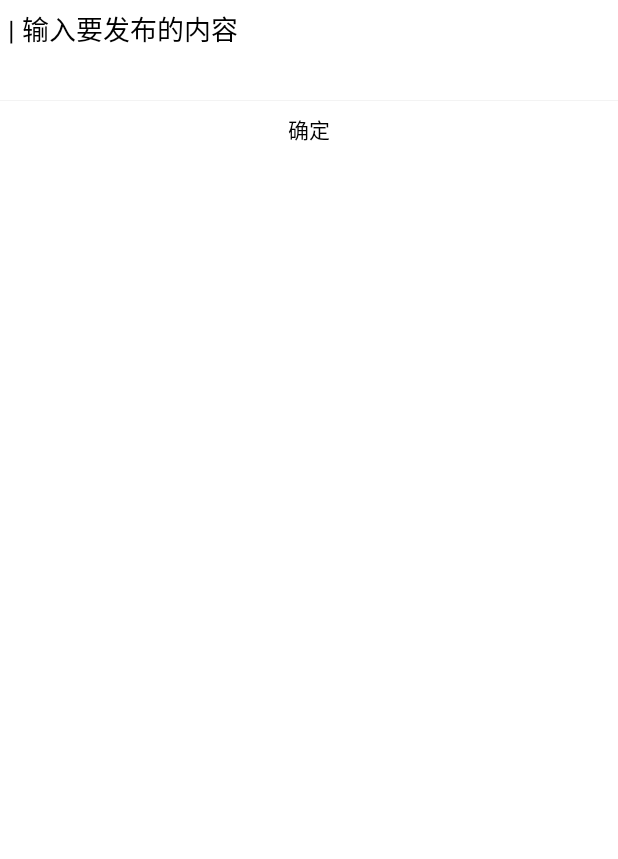
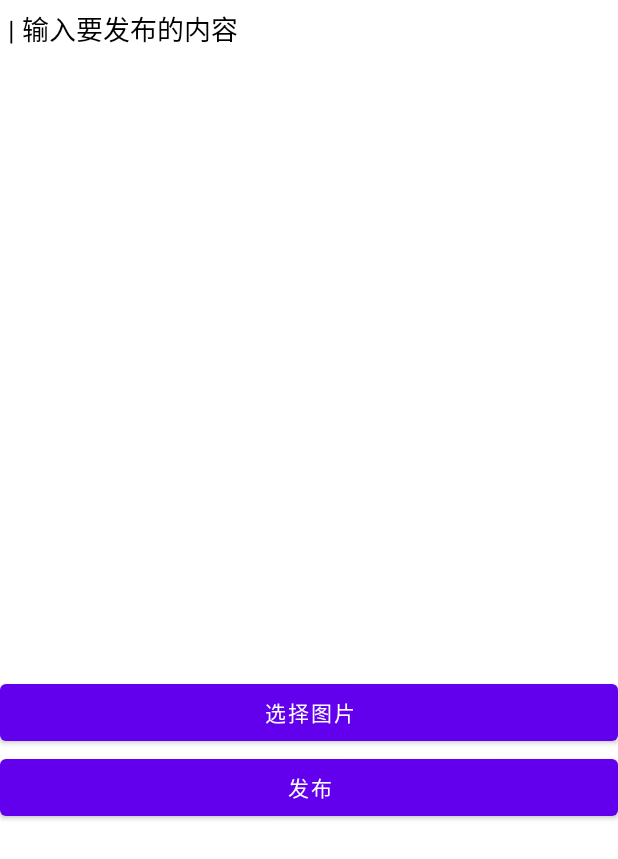
Before and after one commit to bird-2/WorkApplication, an Android app: the layout send.xml on its own in the app's theme, with its tools: preview values and no code run, on a phone screen of 412 x 824 dp. Shown: the top 859 px of the screen. Run offline under Robolectric (Android 15) with nearby library versions, the phone set to English and light mode, and no system bars.

Commit message:
文件发布逻辑

```diff
--- a/app/build.gradle
+++ b/app/build.gradle
@@ -37,7 +37,6 @@ dependencies {
     implementation 'com.github.bumptech.glide:glide:4.3.1'
     implementation 'androidx.constraintlayout:constraintlayout:2.0.4'
     annotationProcessor 'com.github.bumptech.glide:compiler:4.3.1'
-
     implementation 'com.baidu.lbsyun:BaiduMapSDK_Location_All:9.1.8'
     implementation 'androidx.appcompat:appcompat:1.2.0'
     implementation 'com.google.android.material:material:1.3.0'
--- a/app/src/main/res/layout/send.xml
+++ b/app/src/main/res/layout/send.xml
@@ -2,44 +2,41 @@
 <LinearLayout xmlns:android="http://schemas.android.com/apk/res/android"
     android:layout_width="match_parent"
     android:layout_height="match_parent"
-    android:orientation="vertical"
-    android:background="@color/white">
+    android:background="@color/white"
+    android:orientation="vertical">
 
     <EditText
         android:id="@+id/et_context"
         android:layout_width="match_parent"
         android:layout_height="50dp"
         android:background="@android:color/transparent"
+        android:backgroundTint="@color/black"
         android:gravity="top"
         android:hint="| 输入要发布的内容"
         android:padding="5dp"
         android:textColor="@android:color/black"
-        android:textColorHint="@android:color/black"
-        android:backgroundTint="@color/black"/>
+        android:textColorHint="@android:color/black" />
 
     <GridView
         android:id="@+id/gridView"
         android:layout_width="wrap_content"
-        android:layout_height="wrap_content"
+        android:layout_height="400dp"
         android:horizontalSpacing="@dimen/space_size"
         android:numColumns="3"
         android:verticalSpacing="@dimen/space_size" />
-    <View
+
+    <Button
+        android:id="@+id/bnt_choosePic"
         android:layout_width="match_parent"
-        android:layout_height="0.5dp"
-        android:background="@color/grey"
-        android:layout_marginTop="25px"
-        ></View>
+        android:layout_height="50dp"
+        android:text="选择图片">
 
-    <TextView
-        android:id="@+id/find_comment_submit"
+    </Button>
+
+    <Button
+        android:id="@+id/bnt_submit"
         android:layout_width="match_parent"
-        android:layout_height="38dp"
-        android:layout_marginLeft="0dp"
-        android:layout_marginTop="0dp"
-        android:layout_marginRight="0dp"
-        android:gravity="center"
-        android:text="确定"
-        android:textColor="@color/black" />
+        android:layout_height="50dp"
+        android:text="发布" />
 
 </LinearLayout>
```
Also changed, not shown: app/src/main/AndroidManifest.xml (+5 -2 lines), app/src/main/java/com/example/workapplication/Adapter.java (+4 -3 lines), app/src/main/java/com/example/workapplication/MainActivity.java (+9 -37 lines), app/src/main/java/com/example/workapplication/PostPicture.java (added, +73 -0 lines).
